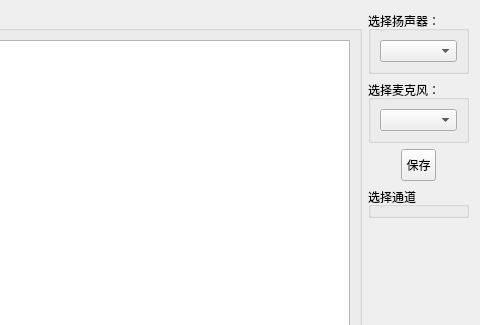
Before: the Qt Designer form resources/ui/select_device.ui in szdongyuan/TwoMicImpedanceTube, drawn with Qt 5; both pictures show x 720 to 1200 and y 0 to 325 of the 1200 by 600 pixel window.
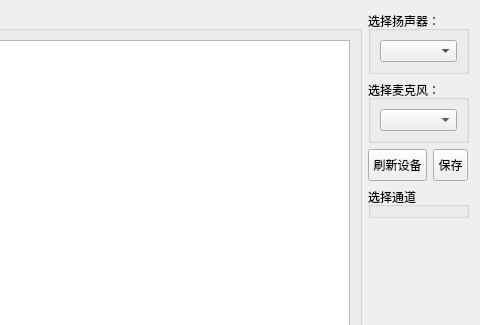
After: the same form once the commit is applied.

Commit message: 选择设备更新插拔

```diff
--- a/resources/ui/select_device.ui
+++ b/resources/ui/select_device.ui
@@ -75,6 +75,25 @@
      </item>
      <item>
       <layout class="QHBoxLayout" name="horizontalLayout">
+       <item>
+        <widget class="QToolButton" name="refresh_devices">
+         <property name="sizePolicy">
+          <sizepolicy hsizetype="Fixed" vsizetype="Fixed">
+           <horstretch>0</horstretch>
+           <verstretch>0</verstretch>
+          </sizepolicy>
+         </property>
+         <property name="styleSheet">
+          <string notr="true">QToolButton {
+    padding-top: 6px;
+    padding-bottom: 3px;
+}</string>
+         </property>
+         <property name="text">
+          <string>刷新设备</string>
+         </property>
+        </widget>
+       </item>
        <item>
         <widget class="QToolButton" name="save_all_button">
          <property name="sizePolicy">
```
The commit also changes 2 other files.
